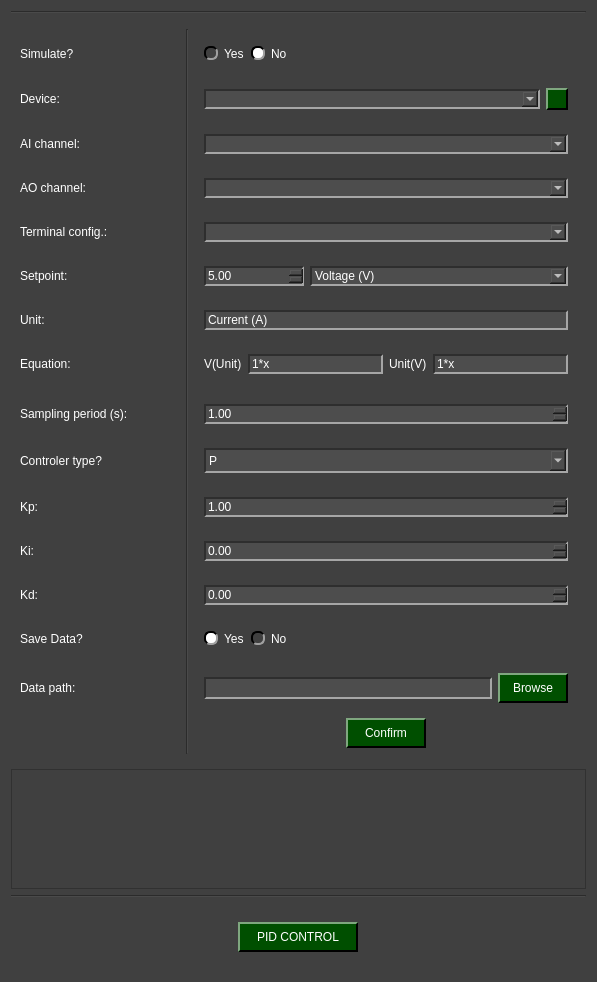
CayoRw/pydaq, file pydaq/uis/PyDAQ_pid_control_NIDAQ_widget.ui: the form before one commit.
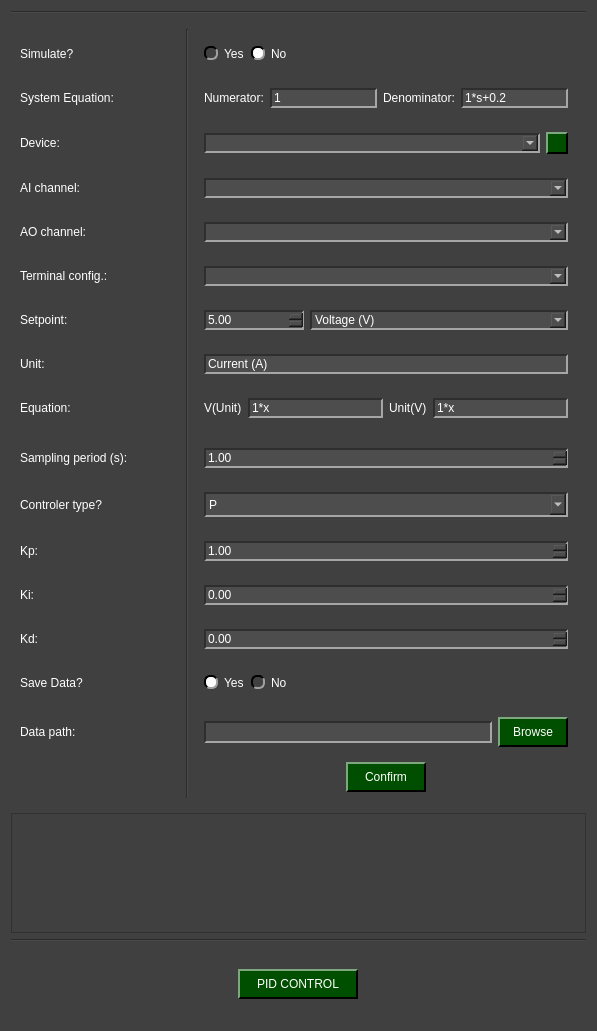
The form after the commit. Icons and pictures are not drawn.

The edit to the form file:
```diff
--- a/pydaq/uis/PyDAQ_pid_control_NIDAQ_widget.ui
+++ b/pydaq/uis/PyDAQ_pid_control_NIDAQ_widget.ui
@@ -7,7 +7,7 @@
     <x>0</x>
     <y>0</y>
     <width>597</width>
-    <height>982</height>
+    <height>1031</height>
    </rect>
   </property>
   <property name="windowTitle">
@@ -350,230 +350,14 @@
    <item row="2" column="0">
     <widget class="QWidget" name="widget_top" native="true">
      <layout class="QGridLayout" name="gridLayout_2">
-      <item row="8" column="3">
-       <widget class="QWidget" name="widget_equation" native="true">
-        <layout class="QHBoxLayout" name="horizontalLayout_15">
-         <item>
-          <widget class="QLabel" name="label_vunit">
-           <property name="text">
-            <string>V(Unit)</string>
-           </property>
-          </widget>
-         </item>
-         <item>
-          <widget class="QLineEdit" name="lineEdit_equationvu">
-           <property name="text">
-            <string>1*x</string>
-           </property>
-          </widget>
-         </item>
-         <item>
-          <widget class="QLabel" name="label_unitv">
-           <property name="text">
-            <string>Unit(V)</string>
-           </property>
-          </widget>
-         </item>
-         <item>
-          <widget class="QLineEdit" name="lineEdit_equationuv">
-           <property name="text">
-            <string>1*x</string>
-           </property>
-          </widget>
-         </item>
-        </layout>
-       </widget>
-      </item>
-      <item row="11" column="1">
-       <widget class="QLabel" name="label_i_type">
-        <property name="toolTip">
-         <string>&lt;html&gt;&lt;head/&gt;&lt;body&gt;&lt;p&gt;&lt;img src=&quot;:/imgs/imgs/PID_Flow.png&quot;/&gt;&lt;/p&gt;&lt;/body&gt;&lt;/html&gt;</string>
-        </property>
-        <property name="text">
-         <string>&lt;html&gt;&lt;head/&gt;&lt;body&gt;&lt;p&gt;&lt;img src=&quot;:/imgs/imgs/inform.png&quot;/&gt;&lt;/p&gt;&lt;/body&gt;&lt;/html&gt;</string>
-        </property>
-       </widget>
-      </item>
-      <item row="5" column="3">
-       <widget class="QWidget" name="widget_terminal_config" native="true">
-        <layout class="QHBoxLayout" name="horizontalLayout_11">
-         <item>
-          <widget class="QComboBox" name="terminal_config_combo"/>
-         </item>
-        </layout>
-       </widget>
-      </item>
       <item row="6" column="0">
-       <widget class="QLabel" name="label_setpoint">
-        <property name="minimumSize">
-         <size>
-          <width>0</width>
-          <height>30</height>
-         </size>
-        </property>
+       <widget class="QLabel" name="label_terminal">
         <property name="text">
-         <string>Setpoint:</string>
+         <string>Terminal config.:</string>
         </property>
        </widget>
       </item>
-      <item row="15" column="3">
-       <widget class="QWidget" name="widget_3" native="true">
-        <layout class="QHBoxLayout" name="horizontalLayout_12">
-         <item>
-          <widget class="QRadioButton" name="yes_save_radio">
-           <property name="autoFillBackground">
-            <bool>false</bool>
-           </property>
-           <property name="text">
-            <string>Yes</string>
-           </property>
-           <property name="checked">
-            <bool>true</bool>
-           </property>
-           <attribute name="buttonGroup">
-            <string notr="true">save_radio_group</string>
-           </attribute>
-          </widget>
-         </item>
-         <item>
-          <widget class="QRadioButton" name="no_save_radio">
-           <property name="text">
-            <string>No</string>
-           </property>
-           <attribute name="buttonGroup">
-            <string notr="true">save_radio_group</string>
-           </attribute>
-          </widget>
-         </item>
-         <item>
-          <spacer name="horizontalSpacer">
-           <property name="orientation">
-            <enum>Qt::Orientation::Horizontal</enum>
-           </property>
-           <property name="sizeHint" stdset="0">
-            <size>
-             <width>40</width>
-             <height>20</height>
-            </size>
-           </property>
-          </spacer>
-         </item>
-        </layout>
-       </widget>
-      </item>
-      <item row="8" column="0">
-       <widget class="QLabel" name="label_equation">
-        <property name="minimumSize">
-         <size>
-          <width>0</width>
-          <height>30</height>
-         </size>
-        </property>
-        <property name="toolTip">
-         <string>&lt;html&gt;&lt;head/&gt;&lt;body&gt;&lt;p&gt;&lt;span style=&quot; font-size:14pt;&quot;&gt;The equation should be written in the form: Ax²+Bx+C&lt;/span&gt;&lt;/p&gt;&lt;/body&gt;&lt;/html&gt;</string>
-        </property>
-        <property name="text">
-         <string>Equation:</string>
-        </property>
-       </widget>
-      </item>
-      <item row="11" column="3">
-       <widget class="QWidget" name="widget_type" native="true">
-        <property name="minimumSize">
-         <size>
-          <width>100</width>
-          <height>0</height>
-         </size>
-        </property>
-        <layout class="QHBoxLayout" name="horizontalLayout_7">
-         <item>
-          <widget class="QComboBox" name="comboBox_type">
-           <property name="minimumSize">
-            <size>
-             <width>0</width>
-             <height>25</height>
-            </size>
-           </property>
-           <property name="maximumSize">
-            <size>
-             <width>9000000</width>
-             <height>16777215</height>
-            </size>
-           </property>
-           <item>
-            <property name="text">
-             <string>P</string>
-            </property>
-           </item>
-           <item>
-            <property name="text">
-             <string>PI</string>
-            </property>
-           </item>
-           <item>
-            <property name="text">
-             <string>PD</string>
-            </property>
-           </item>
-           <item>
-            <property name="text">
-             <string>PID</string>
-            </property>
-           </item>
-          </widget>
-         </item>
-        </layout>
-       </widget>
-      </item>
-      <item row="2" column="3">
-       <widget class="QWidget" name="widget_nidaq" native="true">
-        <layout class="QHBoxLayout" name="horizontalLayout_2">
-         <item>
-          <widget class="QComboBox" name="device_combo">
-           <property name="minimumSize">
-            <size>
-             <width>0</width>
-             <height>0</height>
-            </size>
-           </property>
-           <property name="maximumSize">
-            <size>
-             <width>9000000</width>
-             <height>16777215</height>
-            </size>
-           </property>
-          </widget>
-         </item>
-         <item>
-          <widget class="QPushButton" name="reload_devices">
-           <property name="minimumSize">
-            <size>
-             <width>22</width>
-             <height>22</height>
-            </size>
-           </property>
-           <property name="maximumSize">
-            <size>
-             <width>22</width>
-             <height>22</height>
-            </size>
-           </property>
-           <property name="text">
-            <string/>
-           </property>
-          </widget>
-         </item>
-        </layout>
-       </widget>
-      </item>
-      <item row="16" column="0">
-       <widget class="QLabel" name="label_path">
-        <property name="text">
-         <string>Data path:</string>
-        </property>
-       </widget>
-      </item>
-      <item row="0" column="2" rowspan="19">
+      <item row="0" column="2" rowspan="20">
        <widget class="Line" name="line">
         <property name="minimumSize">
          <size>
@@ -586,8 +370,8 @@
         </property>
        </widget>
       </item>
-      <item row="10" column="0">
-       <widget class="QLabel" name="label_periody">
+      <item row="7" column="0">
+       <widget class="QLabel" name="label_setpoint">
         <property name="minimumSize">
          <size>
           <width>0</width>
@@ -595,44 +379,30 @@
          </size>
         </property>
         <property name="text">
-         <string>Sampling period (s):</string>
+         <string>Setpoint:</string>
         </property>
        </widget>
       </item>
-      <item row="5" column="0">
-       <widget class="QLabel" name="label_terminal">
-        <property name="text">
-         <string>Terminal config.:</string>
+      <item row="18" column="3" alignment="Qt::AlignmentFlag::AlignHCenter">
+       <widget class="QPushButton" name="pushButton_confirm">
+        <property name="minimumSize">
+         <size>
+          <width>80</width>
+          <height>30</height>
+         </size>
         </property>
-       </widget>
-      </item>
-      <item row="4" column="0">
-       <widget class="QLabel" name="label_ao_channel">
+        <property name="maximumSize">
+         <size>
+          <width>100</width>
+          <height>16777215</height>
+         </size>
+        </property>
         <property name="text">
-         <string>AO channel:</string>
+         <string>Confirm</string>
         </property>
        </widget>
       </item>
-      <item row="10" column="3">
-       <widget class="QWidget" name="widget_period" native="true">
-        <layout class="QHBoxLayout" name="horizontalLayout_8">
-         <item>
-          <widget class="QDoubleSpinBox" name="doubleSpinBox_period">
-           <property name="maximum">
-            <double>9999999.000000000000000</double>
-           </property>
-           <property name="singleStep">
-            <double>0.100000000000000</double>
-           </property>
-           <property name="value">
-            <double>1.000000000000000</double>
-           </property>
-          </widget>
-         </item>
-        </layout>
-       </widget>
-      </item>
-      <item row="16" column="3" alignment="Qt::AlignmentFlag::AlignVCenter">
+      <item row="17" column="3" alignment="Qt::AlignmentFlag::AlignVCenter">
        <widget class="QWidget" name="widget_path" native="true">
         <layout class="QHBoxLayout" name="horizontalLayout_10">
          <item>
@@ -661,7 +431,132 @@
         </layout>
        </widget>
       </item>
-      <item row="7" column="3" alignment="Qt::AlignmentFlag::AlignVCenter">
+      <item row="15" column="0">
+       <widget class="QLabel" name="label_kd">
+        <property name="minimumSize">
+         <size>
+          <width>0</width>
+          <height>30</height>
+         </size>
+        </property>
+        <property name="text">
+         <string>Kd:</string>
+        </property>
+       </widget>
+      </item>
+      <item row="16" column="0">
+       <widget class="QLabel" name="label_save">
+        <property name="text">
+         <string>Save Data?</string>
+        </property>
+       </widget>
+      </item>
+      <item row="11" column="3">
+       <widget class="QWidget" name="widget_period" native="true">
+        <layout class="QHBoxLayout" name="horizontalLayout_8">
+         <item>
+          <widget class="QDoubleSpinBox" name="doubleSpinBox_period">
+           <property name="maximum">
+            <double>9999999.000000000000000</double>
+           </property>
+           <property name="singleStep">
+            <double>0.100000000000000</double>
+           </property>
+           <property name="value">
+            <double>1.000000000000000</double>
+           </property>
+          </widget>
+         </item>
+        </layout>
+       </widget>
+      </item>
+      <item row="9" column="1" alignment="Qt::AlignmentFlag::AlignRight">
+       <widget class="QLabel" name="label_i_equation">
+        <property name="toolTip">
+         <string>&lt;html&gt;&lt;head/&gt;&lt;body&gt;&lt;p&gt;&lt;span style=&quot; font-size:14pt;&quot;&gt;The equation should be written in the form: Ax²+Bx+C&lt;/span&gt;&lt;/p&gt;&lt;/body&gt;&lt;/html&gt;</string>
+        </property>
+        <property name="text">
+         <string>&lt;html&gt;&lt;head/&gt;&lt;body&gt;&lt;p&gt;&lt;img src=&quot;:/imgs/imgs/inform.png&quot;/&gt;&lt;/p&gt;&lt;/body&gt;&lt;/html&gt;</string>
+        </property>
+       </widget>
+      </item>
+      <item row="13" column="3">
+       <widget class="QWidget" name="widget_kp" native="true">
+        <layout class="QHBoxLayout" name="horizontalLayout_6">
+         <item>
+          <widget class="QDoubleSpinBox" name="doubleSpinBox_kp">
+           <property name="maximum">
+            <double>999999.000000000000000</double>
+           </property>
+           <property name="singleStep">
+            <double>0.100000000000000</double>
+           </property>
+           <property name="value">
+            <double>1.000000000000000</double>
+           </property>
+          </widget>
+         </item>
+        </layout>
+       </widget>
+      </item>
+      <item row="3" column="3">
+       <widget class="QWidget" name="widget_nidaq" native="true">
+        <layout class="QHBoxLayout" name="horizontalLayout_2">
+         <item>
+          <widget class="QComboBox" name="device_combo">
+           <property name="minimumSize">
+            <size>
+             <width>0</width>
+             <height>0</height>
+            </size>
+           </property>
+           <property name="maximumSize">
+            <size>
+             <width>9000000</width>
+             <height>16777215</height>
+            </size>
+           </property>
+          </widget>
+         </item>
+         <item>
+          <widget class="QPushButton" name="reload_devices">
+           <property name="minimumSize">
+            <size>
+             <width>22</width>
+             <height>22</height>
+            </size>
+           </property>
+           <property name="maximumSize">
+            <size>
+             <width>22</width>
+             <height>22</height>
+            </size>
+           </property>
+           <property name="text">
+            <string/>
+           </property>
+          </widget>
+         </item>
+        </layout>
+       </widget>
+      </item>
+      <item row="14" column="3">
+       <widget class="QWidget" name="widget_ki" native="true">
+        <layout class="QHBoxLayout" name="horizontalLayout_4">
+         <item>
+          <widget class="QDoubleSpinBox" name="doubleSpinBox_ki">
+           <property name="maximum">
+            <double>999999.000000000000000</double>
+           </property>
+           <property name="singleStep">
+            <double>0.100000000000000</double>
+           </property>
+          </widget>
+         </item>
+        </layout>
+       </widget>
+      </item>
+      <item row="8" column="3" alignment="Qt::AlignmentFlag::AlignVCenter">
        <widget class="QWidget" name="widget_unit" native="true">
         <layout class="QHBoxLayout" name="horizontalLayout">
          <item>
@@ -686,7 +581,217 @@
         </layout>
        </widget>
       </item>
-      <item row="14" column="3" alignment="Qt::AlignmentFlag::AlignVCenter">
+      <item row="11" column="0">
+       <widget class="QLabel" name="label_periody">
+        <property name="minimumSize">
+         <size>
+          <width>0</width>
+          <height>30</height>
+         </size>
+        </property>
+        <property name="text">
+         <string>Sampling period (s):</string>
+        </property>
+       </widget>
+      </item>
+      <item row="12" column="3">
+       <widget class="QWidget" name="widget_type" native="true">
+        <property name="minimumSize">
+         <size>
+          <width>100</width>
+          <height>0</height>
+         </size>
+        </property>
+        <layout class="QHBoxLayout" name="horizontalLayout_7">
+         <item>
+          <widget class="QComboBox" name="comboBox_type">
+           <property name="minimumSize">
+            <size>
+             <width>0</width>
+             <height>25</height>
+            </size>
+           </property>
+           <property name="maximumSize">
+            <size>
+             <width>9000000</width>
+             <height>16777215</height>
+            </size>
+           </property>
+           <item>
+            <property name="text">
+             <string>P</string>
+            </property>
+           </item>
+           <item>
+            <property name="text">
+             <string>PI</string>
+            </property>
+           </item>
+           <item>
+            <property name="text">
+             <string>PD</string>
+            </property>
+           </item>
+           <item>
+            <property name="text">
+             <string>PID</string>
+            </property>
+           </item>
+          </widget>
+         </item>
+        </layout>
+       </widget>
+      </item>
+      <item row="4" column="3">
+       <widget class="QWidget" name="widget_ai_channel" native="true">
+        <layout class="QHBoxLayout" name="horizontalLayout_13">
+         <item>
+          <widget class="QComboBox" name="ai_channel_combo"/>
+         </item>
+        </layout>
+       </widget>
+      </item>
+      <item row="12" column="0">
+       <widget class="QLabel" name="label_type">
+        <property name="minimumSize">
+         <size>
+          <width>0</width>
+          <height>30</height>
+         </size>
+        </property>
+        <property name="toolTip">
+         <string>&lt;html&gt;&lt;head/&gt;&lt;body&gt;&lt;p&gt;&lt;img src=&quot;:/imgs/imgs/PID_Flow.png&quot;/&gt;&lt;/p&gt;&lt;/body&gt;&lt;/html&gt;</string>
+        </property>
+        <property name="text">
+         <string>Controler type?</string>
+        </property>
+       </widget>
+      </item>
+      <item row="8" column="0">
+       <widget class="QLabel" name="label_unit">
+        <property name="minimumSize">
+         <size>
+          <width>0</width>
+          <height>30</height>
+         </size>
+        </property>
+        <property name="text">
+         <string>Unit:</string>
+        </property>
+       </widget>
+      </item>
+      <item row="12" column="1">
+       <widget class="QLabel" name="label_i_type">
+        <property name="toolTip">
+         <string>&lt;html&gt;&lt;head/&gt;&lt;body&gt;&lt;p&gt;&lt;img src=&quot;:/imgs/imgs/PID_Flow.png&quot;/&gt;&lt;/p&gt;&lt;/body&gt;&lt;/html&gt;</string>
+        </property>
+        <property name="text">
+         <string>&lt;html&gt;&lt;head/&gt;&lt;body&gt;&lt;p&gt;&lt;img src=&quot;:/imgs/imgs/inform.png&quot;/&gt;&lt;/p&gt;&lt;/body&gt;&lt;/html&gt;</string>
+        </property>
+       </widget>
+      </item>
+      <item row="1" column="3">
+       <widget class="QWidget" name="widget_6" native="true">
+        <layout class="QHBoxLayout" name="horizontalLayout_9">
+         <item>
+          <widget class="QRadioButton" name="yes_simulate_radio">
+           <property name="text">
+            <string>Yes</string>
+           </property>
+           <attribute name="buttonGroup">
+            <string notr="true">simulate_radio_group</string>
+           </attribute>
+          </widget>
+         </item>
+         <item>
+          <widget class="QRadioButton" name="no_simulate_radio">
+           <property name="text">
+            <string>No</string>
+           </property>
+           <property name="checked">
+            <bool>true</bool>
+           </property>
+           <attribute name="buttonGroup">
+            <string notr="true">simulate_radio_group</string>
+           </attribute>
+          </widget>
+         </item>
+         <item>
+          <spacer name="horizontalSpacer_2">
+           <property name="orientation">
+            <enum>Qt::Orientation::Horizontal</enum>
+           </property>
+           <property name="sizeHint" stdset="0">
+            <size>
+             <width>40</width>
+             <height>20</height>
+            </size>
+           </property>
+          </spacer>
+         </item>
+        </layout>
+       </widget>
+      </item>
+      <item row="1" column="0">
+       <widget class="QLabel" name="label_simulate">
+        <property name="text">
+         <string>Simulate?</string>
+        </property>
+       </widget>
+      </item>
+      <item row="16" column="3">
+       <widget class="QWidget" name="widget_3" native="true">
+        <layout class="QHBoxLayout" name="horizontalLayout_12">
+         <item>
+          <widget class="QRadioButton" name="yes_save_radio">
+           <property name="autoFillBackground">
+            <bool>false</bool>
+           </property>
+           <property name="text">
+            <string>Yes</string>
+           </property>
+           <property name="checked">
+            <bool>true</bool>
+           </property>
+           <attribute name="buttonGroup">
+            <string notr="true">save_radio_group</string>
+           </attribute>
+          </widget>
+         </item>
+         <item>
+          <widget class="QRadioButton" name="no_save_radio">
+           <property name="text">
+            <string>No</string>
+           </property>
+           <attribute name="buttonGroup">
+            <string notr="true">save_radio_group</string>
+           </attribute>
+          </widget>
+         </item>
+         <item>
+          <spacer name="horizontalSpacer">
+           <property name="orientation">
+            <enum>Qt::Orientation::Horizontal</enum>
+           </property>
+           <property name="sizeHint" stdset="0">
+            <size>
+             <width>40</width>
+             <height>20</height>
+            </size>
+           </property>
+          </spacer>
+         </item>
+        </layout>
+       </widget>
+      </item>
+      <item row="17" column="0">
+       <widget class="QLabel" name="label_path">
+        <property name="text">
+         <string>Data path:</string>
+        </property>
+       </widget>
+      </item>
+      <item row="15" column="3" alignment="Qt::AlignmentFlag::AlignVCenter">
        <widget class="QWidget" name="widget_kd" native="true">
         <layout class="QHBoxLayout" name="horizontalLayout_5">
          <item>
@@ -702,103 +807,23 @@
         </layout>
        </widget>
       </item>
-      <item row="14" column="0">
-       <widget class="QLabel" name="label_kd">
-        <property name="minimumSize">
-         <size>
-          <width>0</width>
-          <height>30</height>
-         </size>
-        </property>
-        <property name="text">
-         <string>Kd:</string>
-        </property>
-       </widget>
-      </item>
-      <item row="17" column="3" alignment="Qt::AlignmentFlag::AlignHCenter">
-       <widget class="QPushButton" name="pushButton_confirm">
-        <property name="minimumSize">
-         <size>
-          <width>80</width>
-          <height>30</height>
-         </size>
-        </property>
-        <property name="maximumSize">
-         <size>
-          <width>100</width>
-          <height>16777215</height>
-         </size>
-        </property>
-        <property name="text">
-         <string>Confirm</string>
-        </property>
-       </widget>
-      </item>
-      <item row="3" column="0">
+      <item row="4" column="0">
        <widget class="QLabel" name="label_ai_channel">
         <property name="text">
          <string>AI channel:</string>
         </property>
        </widget>
       </item>
-      <item row="8" column="1" alignment="Qt::AlignmentFlag::AlignRight">
-       <widget class="QLabel" name="label_i_equation">
-        <property name="toolTip">
-         <string>&lt;html&gt;&lt;head/&gt;&lt;body&gt;&lt;p&gt;&lt;span style=&quot; font-size:14pt;&quot;&gt;The equation should be written in the form: Ax²+Bx+C&lt;/span&gt;&lt;/p&gt;&lt;/body&gt;&lt;/html&gt;</string>
-        </property>
-        <property name="text">
-         <string>&lt;html&gt;&lt;head/&gt;&lt;body&gt;&lt;p&gt;&lt;img src=&quot;:/imgs/imgs/inform.png&quot;/&gt;&lt;/p&gt;&lt;/body&gt;&lt;/html&gt;</string>
-        </property>
-       </widget>
-      </item>
-      <item row="2" column="0">
-       <widget class="QLabel" name="label_nidaq">
-        <property name="minimumSize">
-         <size>
-          <width>154</width>
-          <height>30</height>
-         </size>
-        </property>
-        <property name="maximumSize">
-         <size>
-          <width>160</width>
-          <height>16777215</height>
-         </size>
-        </property>
-        <property name="text">
-         <string>Device:</string>
-        </property>
-       </widget>
-      </item>
-      <item row="12" column="3">
-       <widget class="QWidget" name="widget_kp" native="true">
-        <layout class="QHBoxLayout" name="horizontalLayout_6">
-         <item>
-          <widget class="QDoubleSpinBox" name="doubleSpinBox_kp">
-           <property name="maximum">
-            <double>999999.000000000000000</double>
-           </property>
-           <property name="singleStep">
-            <double>0.100000000000000</double>
-           </property>
-           <property name="value">
-            <double>1.000000000000000</double>
-           </property>
-          </widget>
-         </item>
-        </layout>
-       </widget>
-      </item>
-      <item row="3" column="3">
-       <widget class="QWidget" name="widget_ai_channel" native="true">
-        <layout class="QHBoxLayout" name="horizontalLayout_13">
-         <item>
-          <widget class="QComboBox" name="ai_channel_combo"/>
-         </item>
-        </layout>
-       </widget>
-      </item>
       <item row="6" column="3">
+       <widget class="QWidget" name="widget_terminal_config" native="true">
+        <layout class="QHBoxLayout" name="horizontalLayout_11">
+         <item>
+          <widget class="QComboBox" name="terminal_config_combo"/>
+         </item>
+        </layout>
+       </widget>
+      </item>
+      <item row="7" column="3">
        <widget class="QWidget" name="widget_setpoint" native="true">
         <layout class="QHBoxLayout" name="horizontalLayout_3">
          <item>
@@ -854,15 +879,40 @@
         </layout>
        </widget>
       </item>
-      <item row="15" column="0">
-       <widget class="QLabel" name="label_save">
+      <item row="14" column="0">
+       <widget class="QLabel" name="label_ki">
+        <property name="minimumSize">
+         <size>
+          <width>0</width>
+          <height>30</height>
+         </size>
+        </property>
         <property name="text">
-         <string>Save Data?</string>
+         <string>Ki:</string>
         </property>
        </widget>
       </item>
-      <item row="11" column="0">
-       <widget class="QLabel" name="label_type">
+      <item row="3" column="0">
+       <widget class="QLabel" name="label_nidaq">
+        <property name="minimumSize">
+         <size>
+          <width>154</width>
+          <height>30</height>
+         </size>
+        </property>
+        <property name="maximumSize">
+         <size>
+          <width>160</width>
+          <height>16777215</height>
+         </size>
+        </property>
+        <property name="text">
+         <string>Device:</string>
+        </property>
+       </widget>
+      </item>
+      <item row="9" column="0">
+       <widget class="QLabel" name="label_equation">
         <property name="minimumSize">
          <size>
           <width>0</width>
@@ -873,27 +923,18 @@
          <string>&lt;html&gt;&lt;head/&gt;&lt;body&gt;&lt;p&gt;&lt;img src=&quot;:/imgs/imgs/PID_Flow.png&quot;/&gt;&lt;/p&gt;&lt;/body&gt;&lt;/html&gt;</string>
         </property>
         <property name="text">
-         <string>Controler type?</string>
+         <string>Equation:</string>
         </property>
        </widget>
       </item>
-      <item row="13" column="3">
-       <widget class="QWidget" name="widget_ki" native="true">
-        <layout class="QHBoxLayout" name="horizontalLayout_4">
-         <item>
-          <widget class="QDoubleSpinBox" name="doubleSpinBox_ki">
-           <property name="maximum">
-            <double>999999.000000000000000</double>
-           </property>
-           <property name="singleStep">
-            <double>0.100000000000000</double>
-           </property>
-          </widget>
-         </item>
-        </layout>
+      <item row="5" column="0">
+       <widget class="QLabel" name="label_ao_channel">
+        <property name="text">
+         <string>AO channel:</string>
+        </property>
        </widget>
       </item>
-      <item row="12" column="0">
+      <item row="13" column="0">
        <widget class="QLabel" name="label_kp">
         <property name="minimumSize">
          <size>
@@ -906,7 +947,7 @@
         </property>
        </widget>
       </item>
-      <item row="4" column="3">
+      <item row="5" column="3">
        <widget class="QWidget" name="widget_ao_channel" native="true">
         <layout class="QHBoxLayout" name="horizontalLayout_14">
          <item>
@@ -915,29 +956,44 @@
         </layout>
        </widget>
       </item>
-      <item row="7" column="0">
-       <widget class="QLabel" name="label_unit">
-        <property name="minimumSize">
-         <size>
-          <width>0</width>
-          <height>30</height>
-         </size>
-        </property>
-        <property name="text">
-         <string>Unit:</string>
-        </property>
+      <item row="9" column="3">
+       <widget class="QWidget" name="widget_equation" native="true">
+        <layout class="QHBoxLayout" name="horizontalLayout_15">
+         <item>
+          <widget class="QLabel" name="label_vunit">
+           <property name="text">
+            <string>V(Unit)</string>
+           </property>
+          </widget>
+         </item>
+         <item>
+          <widget class="QLineEdit" name="lineEdit_equationvu">
+           <property name="text">
+            <string>1*x</string>
+           </property>
+          </widget>
+         </item>
+         <item>
+          <widget class="QLabel" name="label_unitv">
+           <property name="text">
+            <string>Unit(V)</string>
+           </property>
+          </widget>
+         </item>
+         <item>
+          <widget class="QLineEdit" name="lineEdit_equationuv">
+           <property name="text">
+            <string>1*x</string>
+           </property>
+          </widget>
+         </item>
+        </layout>
        </widget>
       </item>
-      <item row="13" column="0">
-       <widget class="QLabel" name="label_ki">
-        <property name="minimumSize">
-         <size>
-          <width>0</width>
-          <height>30</height>
-         </size>
-        </property>
+      <item row="2" column="0">
+       <widget class="QLabel" name="label_system_equation">
         <property name="text">
-         <string>Ki:</string>
+         <string>System Equation:</string>
         </property>
        </widget>
       </item>
@@ -948,13 +1004,13 @@
         </property>
        </widget>
       </item>
-      <item row="1" column="3">
-       <widget class="QWidget" name="widget_6" native="true">
-        <layout class="QHBoxLayout" name="horizontalLayout_9">
+      <item row="2" column="3">
+       <widget class="QWidget" name="widget_polynomial" native="true">
+        <layout class="QHBoxLayout" name="horizontalLayout_16">
          <item>
-          <widget class="QRadioButton" name="yes_simulate_radio">
+          <widget class="QLabel" name="label_numerator">
            <property name="text">
-            <string>Yes</string>
+            <string>Numerator:</string>
            </property>
            <attribute name="buttonGroup">
             <string notr="true">simulate_radio_group</string>
@@ -962,12 +1018,16 @@
           </widget>
          </item>
          <item>
-          <widget class="QRadioButton" name="no_simulate_radio">
+          <widget class="QLineEdit" name="lineEdit_numerator">
            <property name="text">
-            <string>No</string>
+            <string>1</string>
            </property>
-           <property name="checked">
-            <bool>true</bool>
+          </widget>
+         </item>
+         <item>
+          <widget class="QLabel" name="label_denominator">
+           <property name="text">
+            <string>Denominator:</string>
            </property>
            <attribute name="buttonGroup">
             <string notr="true">simulate_radio_group</string>
@@ -975,17 +1035,11 @@
           </widget>
          </item>
          <item>
-          <spacer name="horizontalSpacer_2">
-           <property name="orientation">
-            <enum>Qt::Orientation::Horizontal</enum>
+          <widget class="QLineEdit" name="lineEdit_denominator">
+           <property name="text">
+            <string>1*s+0.2</string>
            </property>
-           <property name="sizeHint" stdset="0">
-            <size>
-             <width>40</width>
-             <height>20</height>
-            </size>
-           </property>
-          </spacer>
+          </widget>
          </item>
         </layout>
        </widget>
```
Left out of the diff: 17 changed lines with no effect on the pictures.
